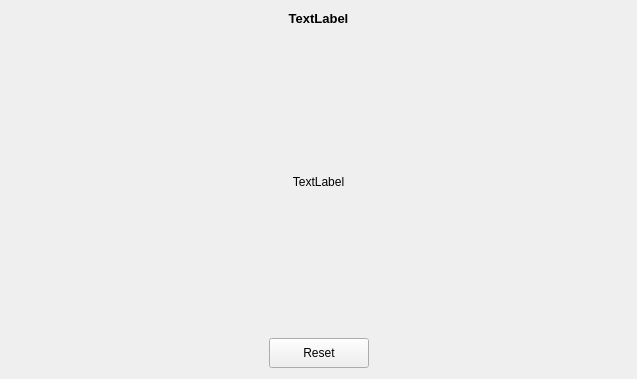
Old version of the form ImageWizard/targetselector.ui in the repository coltoncandy/Image-Generator-Wizard.
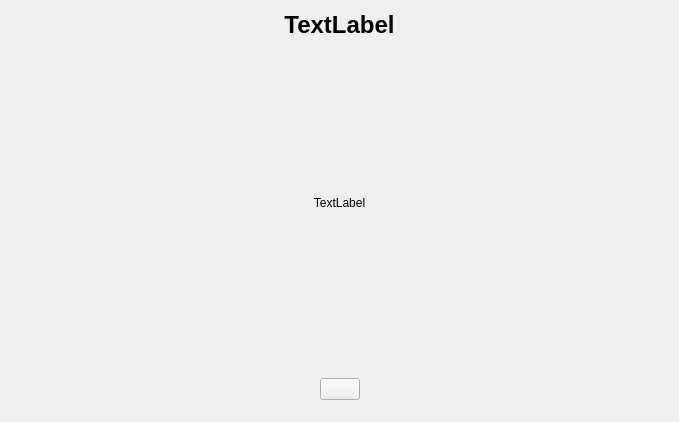
New version of the form.

The edit to the form file:
```diff
--- a/ImageWizard/targetselector.ui
+++ b/ImageWizard/targetselector.ui
@@ -6,8 +6,8 @@
    <rect>
     <x>0</x>
     <y>0</y>
-    <width>637</width>
-    <height>379</height>
+    <width>679</width>
+    <height>422</height>
    </rect>
   </property>
   <property name="windowTitle">
@@ -18,10 +18,15 @@
     <widget class="QLabel" name="title">
      <property name="font">
       <font>
-       <pointsize>10</pointsize>
+       <family>Microsoft Sans Serif</family>
+       <pointsize>18</pointsize>
+       <italic>false</italic>
        <bold>true</bold>
       </font>
      </property>
+     <property name="styleSheet">
+      <string notr="true"/>
+     </property>
      <property name="text">
       <string>TextLabel</string>
      </property>
@@ -47,40 +52,29 @@
     </widget>
    </item>
    <item>
-    <layout class="QHBoxLayout" name="horizontalLayout">
-     <item>
-      <spacer name="horizontalSpacer">
-       <property name="orientation">
-        <enum>Qt::Horizontal</enum>
-       </property>
-       <property name="sizeHint" stdset="0">
-        <size>
-         <width>40</width>
-         <height>20</height>
-        </size>
-       </property>
-      </spacer>
-     </item>
-     <item>
+    <widget class="QWidget" name="widget" native="true">
+     <layout class="QGridLayout" name="gridLayout">
+      <item row="0" column="1">
       <widget class="QPushButton" name="reset">
-       <property name="minimumSize">
-        <size>
-         <width>100</width>
-         <height>30</height>
-        </size>
-       </property>
-       <property name="maximumSize">
-        <size>
-         <width>100</width>
-         <height>30</height>
-        </size>
-       </property>
        <property name="text">
-        <string>Reset</string>
+         <string/>
        </property>
       </widget>
      </item>
-     <item>
+      <item row="0" column="0">
+       <spacer name="horizontalSpacer">
+        <property name="orientation">
+         <enum>Qt::Horizontal</enum>
+        </property>
+        <property name="sizeHint" stdset="0">
+         <size>
+          <width>40</width>
+          <height>20</height>
+         </size>
+        </property>
+       </spacer>
+      </item>
+      <item row="0" column="2">
       <spacer name="horizontalSpacer_2">
        <property name="orientation">
         <enum>Qt::Horizontal</enum>
@@ -94,6 +88,7 @@
       </spacer>
      </item>
     </layout>
+    </widget>
    </item>
   </layout>
  </widget>
```
Left out of the diff: 4 changed lines with no effect on the pictures. Lines whose indentation alone changed are shown as unchanged.
